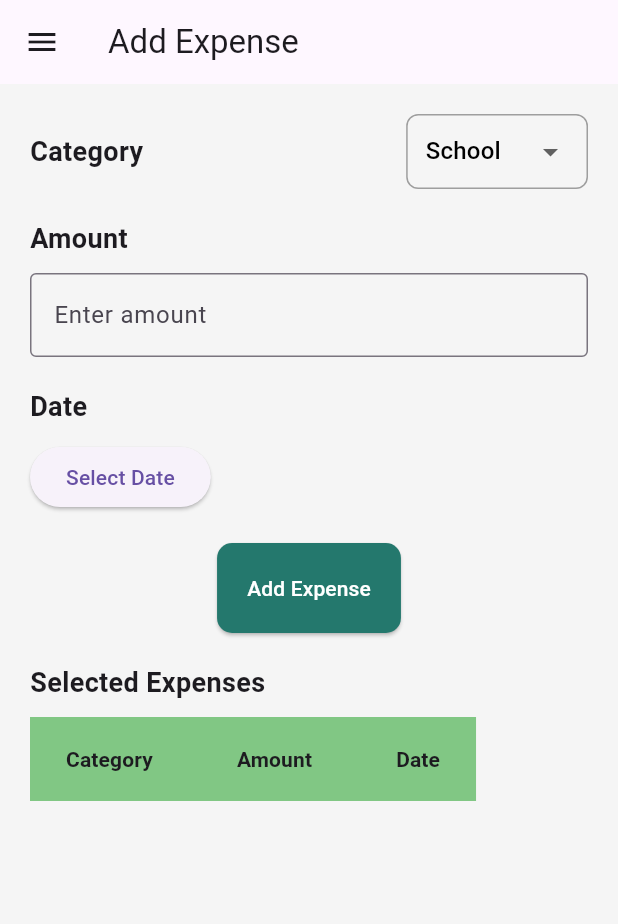
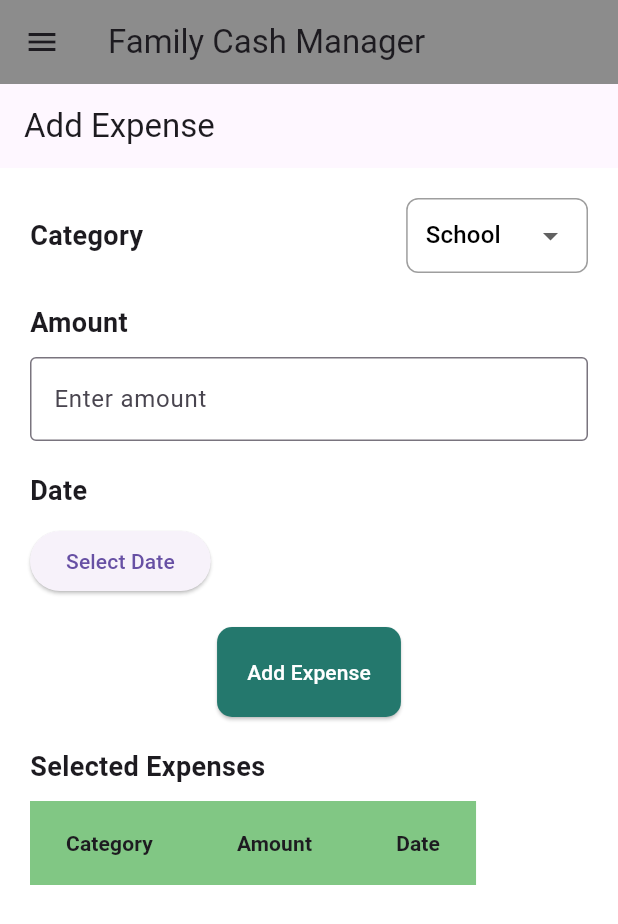
Before and after one commit to Tamiru-Alemnew/flutter-2024-proj-riverpod, a Flutter app: the screen it shows after launch, on a phone screen of 412 x 824 dp. Shown: the top 924 px of the screen. Run offline on Flutter 3.47's test engine with Material 3 defaults, Android fonts, the phone set to English and light mode, and no system bars.

Commit message:
make small changes

```diff
--- a/family_cash_manager/lib/Pages/expenses.dart
+++ b/family_cash_manager/lib/Pages/expenses.dart
@@ -17,45 +17,6 @@ class _ExpensePageState extends State<ExpensePage> {
   @override
   Widget build(BuildContext context) {
     return Scaffold(
-      drawer: Drawer(
-
-  child: ListView(
-    padding: EdgeInsets.zero,
-    children: [
-      const DrawerHeader(
-        decoration: BoxDecoration(
-          image: DecorationImage(
-            image: AssetImage('assets/images/logo.png'),
-            fit: BoxFit.cover,
-          ),
-        ),
-        child: Text('Family Cash Manager'),
-      ),
-       ListTile(
-              title: const Text('Home page'),
-              onTap: () {
-                // Update the state of the app.
-                // ...
-              },
-            ),
-      ListTile(
-        title: const Text('Add Expense'),
-        onTap: () {
-
-        },
-      ),
-      ListTile(
-        title: const Text('Edit Category'),
-        onTap: () {
-          // Update the state of the app.
-          // ...
-        },
-      ),
-
-    ],
-  ),
-)
-      ,
       appBar: AppBar(
         title: const Text('Add Expense'),
       ),
--- a/family_cash_manager/lib/main.dart
+++ b/family_cash_manager/lib/main.dart
@@ -13,10 +13,59 @@ class MyApp extends StatelessWidget {
     return MaterialApp(
       title: 'Family Cash Manager',
       theme: ThemeData(
-        primarySwatch: Colors.deepPurple,
-        scaffoldBackgroundColor: const Color.fromARGB(255, 245, 245, 245),
+        scaffoldBackgroundColor: Color.fromARGB(255, 255, 255, 255),
       ),
-      home: const ExpensePage(),
+
+      home: Scaffold(
+      drawer: Drawer(
+
+  child: ListView(
+    padding: EdgeInsets.zero,
+    children: [
+      const DrawerHeader(
+        decoration: BoxDecoration(
+          color: Colors.black54,
+          image: DecorationImage(
+            image: AssetImage('assets/images/logo.png'),
+            fit: BoxFit.fitHeight,
+          ),
+        ),
+        child: Text('' , style: TextStyle(
+          fontSize: 25,
+          fontWeight: FontWeight.bold
+        ),),
+      ),
+       ListTile(
+              title: const Text('Home page'),
+              onTap: () {
+
+              },
+            ),
+      ListTile(
+        title: const Text('Add Expense'),
+        onTap: () {
+
+        },
+      ),
+      ListTile(
+        title: const Text('Edit Category'),
+        onTap: () {
+
+        },
+      ),
+     ListTile(
+              title: const Text('Manage Children'),
+              onTap: () {},
+            ),
+    ],
+  ),
+),
+        appBar: AppBar(
+          backgroundColor: Colors.black45,
+          title: const Text('Family Cash Manager'),
+        ),
+        body: const ExpensePage(),
+      ),
     );
   }
 }
--- a/family_cash_manager/pubspec.yaml
+++ b/family_cash_manager/pubspec.yaml
@@ -59,9 +59,8 @@ flutter:
   uses-material-design: true
 
   # To add assets to your application, add an assets section, like this:
-  # assets:
-  #   - images/a_dot_burr.jpeg
-  #   - images/a_dot_ham.jpeg
+  assets:
+    - assets/images/logo.png
 
   # An image asset can refer to one or more resolution-specific "variants", see
   # https://flutter.dev/assets-and-images/#resolution-aware
```
